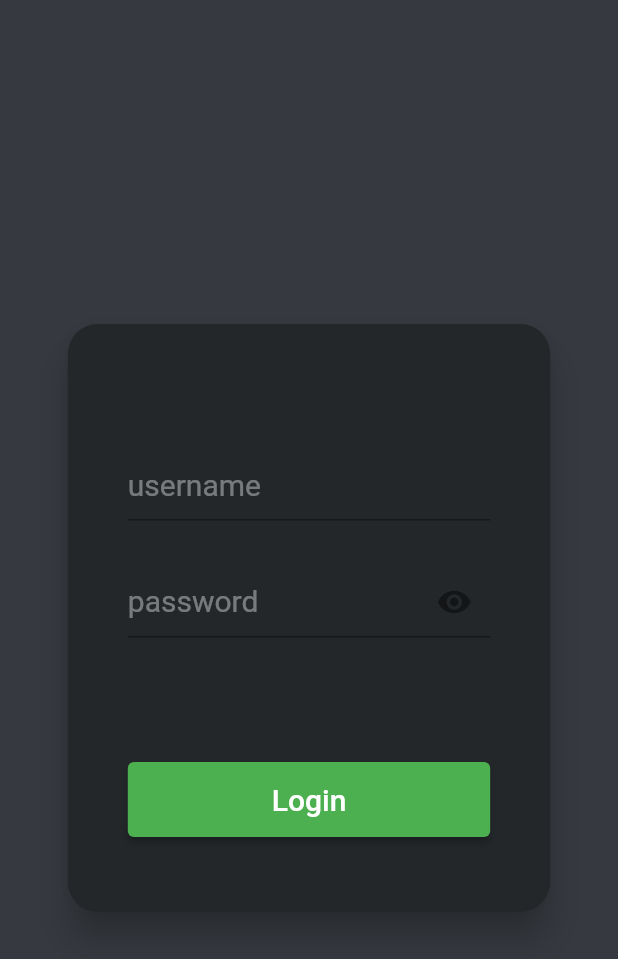
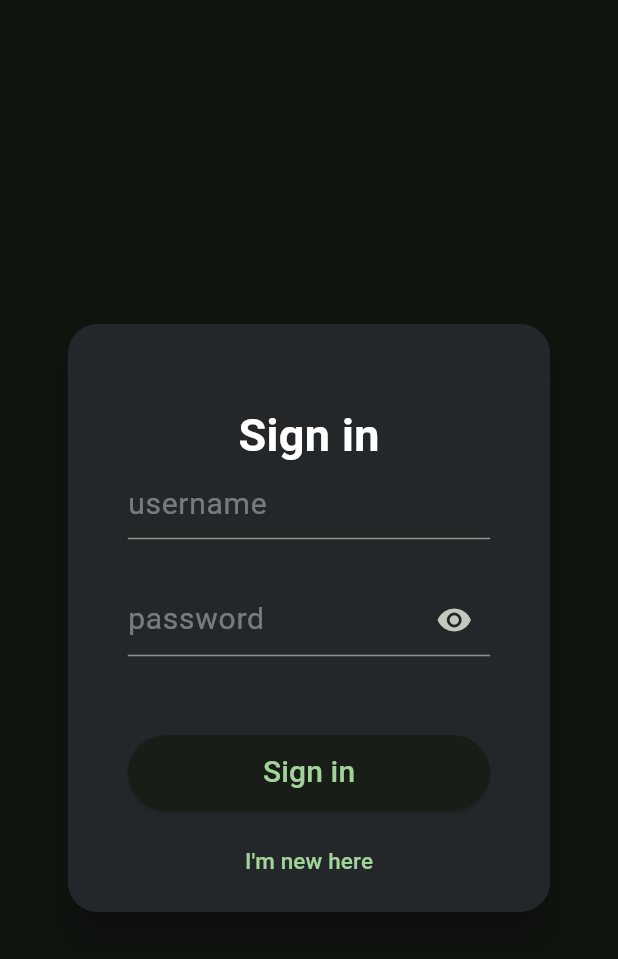
Before and after one commit to Apolos7/chat_online_frontend, a Flutter app: the screen it shows after launch, on a phone screen of 412 x 824 dp. Shown: the top 959 px of the screen. Run offline on Flutter 3.47's test engine with Material 2 defaults, Android fonts, the phone set to English and light mode, and no system bars; our stand-ins replace shared_preferences.

Commit message:
sign up view and method for register a new user

```diff
--- a/lib/main.dart
+++ b/lib/main.dart
@@ -1,4 +1,4 @@
-import 'package:chat_online_frontend/view/login_view.dart';
+import 'package:chat_online_frontend/view/sign_in_view.dart';
 import 'package:flutter/material.dart';
 
 void main() {
@@ -11,11 +11,14 @@ class MyApp extends StatelessWidget {
   @override
   Widget build(BuildContext context) {
     return MaterialApp(
-      title: 'Flutter Demo',
+      title: 'Chat Online',
+      debugShowCheckedModeBanner: false,
       theme: ThemeData(
-        primarySwatch: Colors.green,
+        useMaterial3: true,
+        colorSchemeSeed: Colors.green,
+        brightness: Brightness.dark,
       ),
-      home: const LoginView(),
+      home: const SignInView(),
     );
   }
 }
--- /dev/null
+++ b/lib/model/dto/sign_in_dto.dart
@@ -0,0 +1,15 @@
+class SignInDTO {
+  String? username;
+
+  SignInDTO({this.username});
+
+  SignInDTO.fromJson(Map<String, dynamic> json) {
+    username = json['username'];
+  }
+
+  Map<String, dynamic> toJson() {
+    final Map<String, dynamic> data = new Map<String, dynamic>();
+    data['username'] = this.username;
+    return data;
+  }
+}
--- a/lib/view/login_view.dart
+++ /dev/null
@@ -1,141 +0,0 @@
-import 'package:chat_online_frontend/service/user_service.dart';
-import 'package:chat_online_frontend/view/chat_view.dart';
-import 'package:flutter/material.dart';
-import 'package:flutter/src/widgets/framework.dart';
-
-class LoginView extends StatefulWidget {
-  const LoginView({super.key});
-
-  @override
-  State<LoginView> createState() => _LoginViewState();
-}
-
-class _LoginViewState extends State<LoginView> {
-  final TextEditingController _usernameController = TextEditingController();
-  final TextEditingController _passwordController = TextEditingController();
-  bool _passwordVisible = true;
-  final _formKey = GlobalKey<FormState>();
-
-  @override
-  Widget build(BuildContext context) {
-    return Scaffold(
-      backgroundColor: const Color(0XFF36393f),
-      body: SizedBox(
-        width: double.infinity,
-        child: Column(
-          crossAxisAlignment: CrossAxisAlignment.center,
-          mainAxisAlignment: MainAxisAlignment.center,
-          children: <Widget>[
-            SizedBox(
-              height: 400,
-              width: MediaQuery.of(context).size.width * 0.80,
-              child: Card(
-                color: const Color(0XFF23272a),
-                elevation: 10,
-                shape: RoundedRectangleBorder(
-                    borderRadius: BorderRadius.circular(20)),
-                child: Container(
-                  margin: const EdgeInsets.symmetric(horizontal: 40),
-                  child: Form(
-                    key: _formKey,
-                    child: Column(
-                      mainAxisAlignment: MainAxisAlignment.center,
-                      crossAxisAlignment: CrossAxisAlignment.center,
-                      children: [
-                        const Spacer(),
-                        TextFormField(
-                          controller: _usernameController,
-                          decoration: const InputDecoration(
-                            hintText: 'username',
-                            hintStyle: TextStyle(
-                              fontSize: 20,
-                              color: Colors.white38,
-                            ),
-                          ),
-                          style: const TextStyle(
-                            fontSize: 20,
-                            color: Colors.white54,
-                          ),
-                        ),
-                        const SizedBox(height: 30),
-                        TextFormField(
-                          controller: _passwordController,
-                          validator: passwordValidator,
-                          obscureText: _passwordVisible,
-                          decoration: InputDecoration(
-                            hintText: 'password',
-                            hintStyle: const TextStyle(
-                              fontSize: 20,
-                              color: Colors.white38,
-                            ),
-                            suffixIcon: IconButton(
-                              onPressed: () => setState(() {
-                                _passwordVisible = !_passwordVisible;
-                              }),
-                              icon: Icon(
-                                _passwordVisible
-                                    ? Icons.visibility
-                                    : Icons.visibility_off,
-                              ),
-                            ),
-                          ),
-                          style: const TextStyle(
-                            fontSize: 20,
-                            color: Colors.white54,
-                          ),
-                        ),
-                        const Spacer(),
-                        Container(
-                          constraints: const BoxConstraints(
-                            maxWidth: 250,
-                          ),
-                          width: double.infinity,
-                          height: 50,
-                          margin: const EdgeInsets.only(bottom: 50),
-                          child: ElevatedButton(
-                            onPressed: () => login(
-                                username: _usernameController.text,
-                                password: _passwordController.text),
-                            child: const Text(
-                              'Login',
-                              style: TextStyle(
-                                fontSize: 20,
-                              ),
-                            ),
-                          ),
-                        )
-                      ],
-                    ),
-                  ),
-                ),
-              ),
-            )
-          ],
-        ),
-      ),
-    );
-  }
-
-  void login({required String username, required String password}) async {
-    if (_formKey.currentState!.validate()) {
-      UserService userService = UserService();
-      userService
-          .authenticateUser(username: username, password: password)
-          .then((token) {
-
-        Navigator.of(context).pushReplacement(
-          MaterialPageRoute(
-            builder: (context) => ChatView(username: username, token: token),
-          ),
-        );
-      });
-    }
-  }
-
-  String? passwordValidator(String? password) {
-    if (password == null || password.isEmpty) {
-      return 'Password is required';
-    }
-    return null;
-  }
-}
--- /dev/null
+++ b/lib/view/sign_in_view.dart
@@ -0,0 +1,168 @@
+import 'package:chat_online_frontend/service/user_service.dart';
+import 'package:chat_online_frontend/view/chat_view.dart';
+import 'package:chat_online_frontend/view/sign_up_view.dart';
+import 'package:flutter/material.dart';
+import 'package:flutter/src/widgets/framework.dart';
+import 'package:shared_preferences/shared_preferences.dart';
+
+class SignInView extends StatefulWidget {
+  const SignInView({super.key});
+
+  @override
+  State<SignInView> createState() => _SignInViewState();
+}
+
+class _SignInViewState extends State<SignInView> {
+  final TextEditingController _usernameController = TextEditingController();
+  final TextEditingController _passwordController = TextEditingController();
+  bool _passwordVisible = true;
+  final _formKey = GlobalKey<FormState>();
+
+  @override
+  Widget build(BuildContext context) {
+    return Scaffold(
+      body: Center(
+        child: SizedBox(
+          height: 400,
+          width: MediaQuery.of(context).size.width * 0.80,
+          child: Card(
+            color: const Color(0XFF23272a),
+            elevation: 10,
+            shape:
+                RoundedRectangleBorder(borderRadius: BorderRadius.circular(20)),
+            child: Container(
+              margin: const EdgeInsets.symmetric(horizontal: 40),
+              child: Form(
+                key: _formKey,
+                child: Column(
+                  mainAxisAlignment: MainAxisAlignment.center,
+                  crossAxisAlignment: CrossAxisAlignment.center,
+                  children: [
+                    const Spacer(),
+                    const Text(
+                      "Sign in",
+                      style: TextStyle(
+                          color: Colors.white,
+                          fontSize: 30,
+                          fontWeight: FontWeight.w600),
+                    ),
+                    TextFormField(
+                      controller: _usernameController,
+                      decoration: const InputDecoration(
+                        hintText: 'username',
+                        hintStyle: TextStyle(
+                          fontSize: 20,
+                          color: Colors.white38,
+                        ),
+                      ),
+                      style: const TextStyle(
+                        fontSize: 20,
+                        color: Colors.white54,
+                      ),
+                    ),
+                    const SizedBox(height: 30),
+                    TextFormField(
+                      controller: _passwordController,
+                      validator: passwordValidator,
+                      obscureText: _passwordVisible,
+                      decoration: InputDecoration(
+                        hintText: 'password',
+                        hintStyle: const TextStyle(
+                          fontSize: 20,
+                          color: Colors.white38,
+                        ),
+                        suffixIcon: IconButton(
+                          onPressed: () => setState(() {
+                            _passwordVisible = !_passwordVisible;
+                          }),
+                          icon: Icon(
+                            _passwordVisible
+                                ? Icons.visibility
+                                : Icons.visibility_off,
+                          ),
+                        ),
+                      ),
+                      style: const TextStyle(
+                        fontSize: 20,
+                        color: Colors.white54,
+                      ),
+                    ),
+                    const Spacer(),
+                    Container(
+                      constraints: const BoxConstraints(
+                        maxWidth: 250,
+                      ),
+                      width: double.infinity,
+                      height: 50,
+                      margin: const EdgeInsets.only(bottom: 10),
+                      child: ElevatedButton(
+                        onPressed: () => signIn(
+                            username: _usernameController.text,
+                            password: _passwordController.text),
+                        child: const Text(
+                          'Sign in',
+                          style: TextStyle(
+                            fontSize: 20,
+                          ),
+                        ),
+                      ),
+                    ),
+                    Container(
+                      margin: const EdgeInsets.only(bottom: 10),
+                      child: TextButton(
+                        onPressed: () => navToRegisterView(),
+                        child: const Text(
+                          'I\'m new here',
+                          style: TextStyle(
+                            fontSize: 15,
+                          ),
+                        ),
+                      ),
+                    ),
+                  ],
+                ),
+              ),
+            ),
+          ),
+        ),
+      ),
+    );
+  }
+
+  void signIn({required String username, required String password}) async {
+    FocusScope.of(context).unfocus();
+    if (_formKey.currentState!.validate()) {
+      UserService userService = UserService();
+      final shared = await SharedPreferences.getInstance();
+      userService
+          .authenticateUser(username: username, password: password)
+          .then((token) {
+        shared.setString('token', token);
+        Navigator.of(context).pushReplacement(
+          MaterialPageRoute(
+            builder: (context) => ChatView(username: username),
+          ),
+        );
+      }).catchError((error, stackTrace) {
+        var snack = SnackBar(content: Text(error.toString()));
+        ScaffoldMessenger.of(context).showSnackBar(snack);
+      });
+    }
+  }
+
+  void navToRegisterView() {
+    FocusScope.of(context).unfocus();
+    Navigator.of(context).push(
+      MaterialPageRoute(
+        builder: (context) => const SignUpView(),
+      ),
+    );
+  }
+
+  String? passwordValidator(String? password) {
+    if (password == null || password.isEmpty) {
+      return 'Password is required';
+    }
+    return null;
+  }
+}
```
Also changed, not shown: lib/service/chat_websocket_service.dart (+16 -12 lines), lib/service/user_service.dart (+29 -1 lines), lib/view/chat_view.dart (+15 -7 lines), lib/view/sign_up_view.dart (added, +154 -0 lines).
